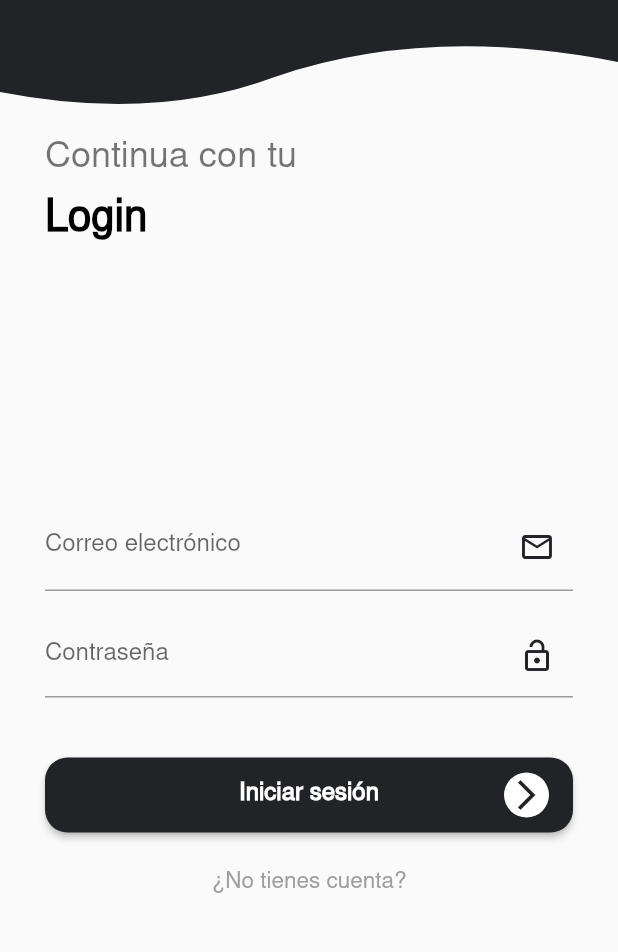
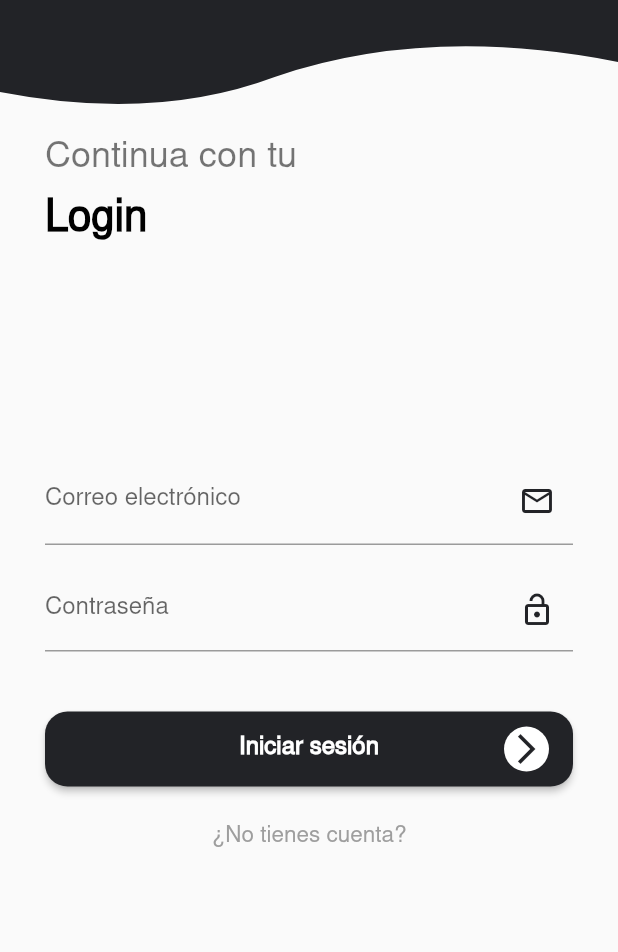
Before and after one commit to alvag/uber_clone_flutter, a Flutter app: the LoginPage screen opened by its route, after a tap on "Iniciar sesión", on a phone screen of 412 x 824 dp, the part 234-1186 px from its top. Run offline on Flutter 3.47's test engine with Material 2 defaults, Android fonts, the phone set to English and light mode, and no system bars; our stand-ins replace flutter_custom_clippers.

```diff
--- /dev/null
+++ b/lib/src/pages/login/login_controller.dart
@@ -0,0 +1,20 @@
+import 'package:flutter/material.dart';
+
+class LoginController {
+  BuildContext? context;
+
+  TextEditingController emailController = new TextEditingController();
+  TextEditingController pwdController = new TextEditingController();
+
+  Future? init(BuildContext context) {
+    this.context = context;
+  }
+
+  void login() {
+    String email = this.emailController.text;
+    String password = this.pwdController.text;
+
+    print('Email: $email');
+    print('Password: $password');
+  }
+}
--- a/lib/src/pages/login/login_page.dart
+++ b/lib/src/pages/login/login_page.dart
@@ -1,5 +1,7 @@
 import 'package:flutter/material.dart';
+import 'package:flutter/scheduler.dart';
 import 'package:flutter_custom_clippers/flutter_custom_clippers.dart';
+import 'package:uber_clone/src/pages/login/login_controller.dart';
 import 'package:uber_clone/src/utils/custom_colors.dart';
 import 'package:uber_clone/src/widgets/custom_button.dart';
 
@@ -11,21 +13,35 @@ class LoginPage extends StatefulWidget {
 }
 
 class _LoginPageState extends State<LoginPage> {
+  LoginController _loginController = new LoginController();
+
+  @override
+  void initState() {
+    // TODO: implement initState
+    super.initState();
+
+    SchedulerBinding.instance!.addPostFrameCallback((timeStamp) {
+      _loginController.init(context);
+    });
+  }
+
   @override
   Widget build(BuildContext context) {
     return Scaffold(
       appBar: AppBar(),
-      body: Column(
+      body: SingleChildScrollView(
+        child: Column(
           children: [
             _bannerApp(),
             _textDescription(),
             _textLogin(),
-          Expanded(child: Container()),
+            SizedBox(height: MediaQuery.of(context).size.height * 0.17),
             _textFieldEmail(),
             _textFieldPassword(),
             _loginButton(),
             _textDontHaveAccount(),
           ],
+        ),
       ),
     );
   }
@@ -44,6 +60,7 @@ class _LoginPageState extends State<LoginPage> {
     return Container(
       margin: EdgeInsets.symmetric(horizontal: 30, vertical: 25),
       child: CustomButton(
+        onPressed: _loginController.login,
         btnColor: CustomColors.uberCloneColor,
         text: 'Iniciar sesión',
       ),
@@ -54,6 +71,7 @@ class _LoginPageState extends State<LoginPage> {
     return Container(
       margin: EdgeInsets.symmetric(horizontal: 30),
       child: TextField(
+        controller: _loginController.emailController,
         decoration: InputDecoration(
           hintText: 'correo@gmail.com',
           labelText: 'Correo electrónico',
@@ -70,6 +88,7 @@ class _LoginPageState extends State<LoginPage> {
     return Container(
       margin: EdgeInsets.symmetric(horizontal: 30, vertical: 15),
       child: TextField(
+        controller: _loginController.pwdController,
         obscureText: true,
         decoration: InputDecoration(
           labelText: 'Contraseña',
--- a/lib/src/widgets/custom_button.dart
+++ b/lib/src/widgets/custom_button.dart
@@ -2,16 +2,18 @@ import 'package:flutter/material.dart';
 import 'package:uber_clone/src/utils/custom_colors.dart';
 
 class CustomButton extends StatelessWidget {
-  final Color btnColor;
+  Color btnColor;
   final Color textColor;
   final String text;
   final IconData icon;
+  final Function onPressed;
 
   CustomButton({
     this.btnColor = CustomColors.uberCloneColor,
     required this.text,
     this.textColor = Colors.white,
     this.icon = Icons.arrow_forward_ios,
+    required this.onPressed,
   });
 
   @override
@@ -25,7 +27,7 @@ class CustomButton extends StatelessWidget {
     );
 
     return ElevatedButton(
-      onPressed: () {},
+      onPressed: () => onPressed(),
       child: Stack(
         children: [
           Align(
```
Lines whose indentation alone changed are shown as unchanged.
